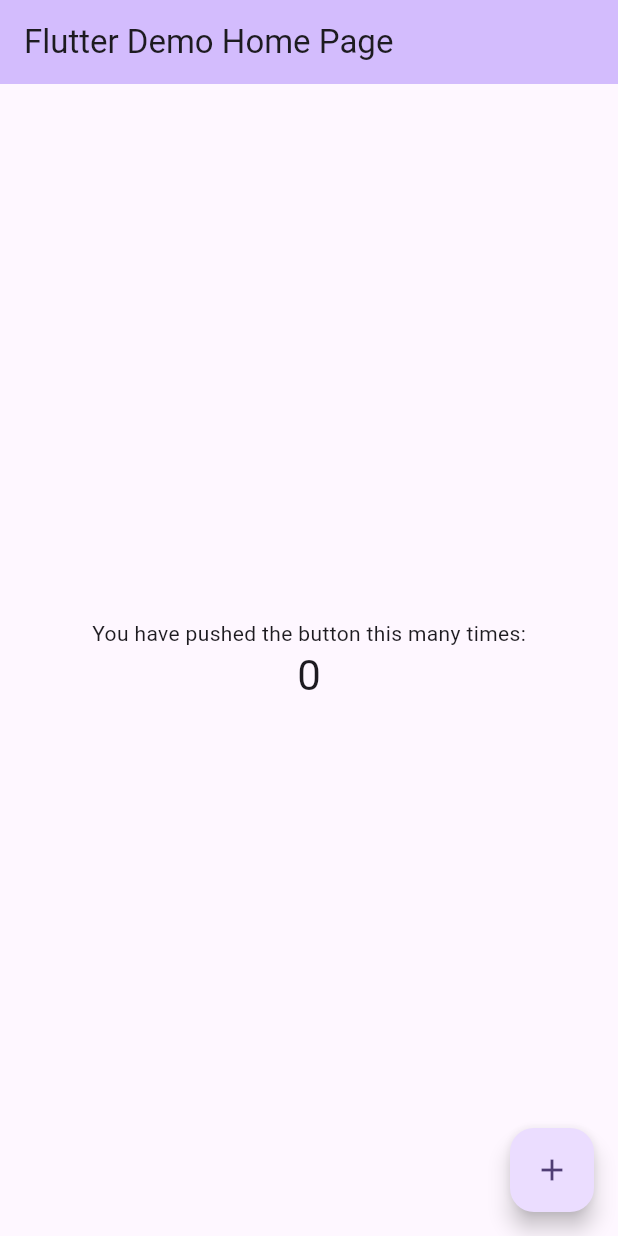
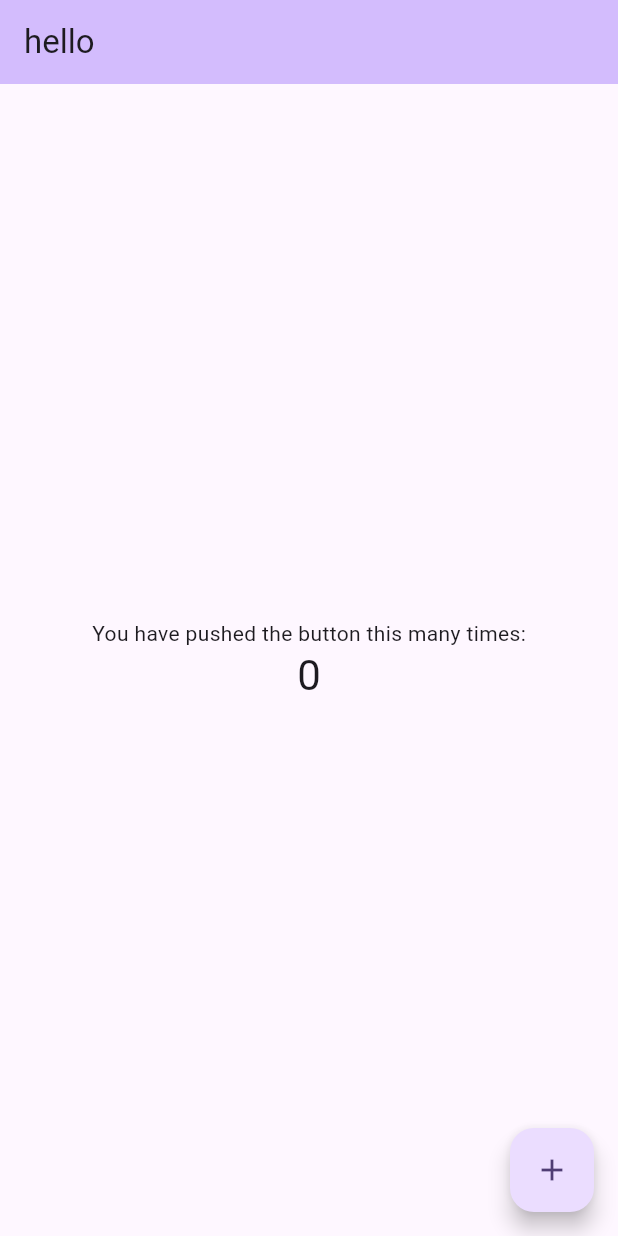
Before and after one commit to Anvita1401/demo, a Flutter app: the screen it shows after launch, on a phone screen of 412 x 824 dp. Run offline on Flutter 3.47's test engine with Material 3 defaults, Android fonts, the phone set to English and light mode, and no system bars.

Commit message:
title change

```diff
--- a/lib/main.dart
+++ b/lib/main.dart
@@ -31,7 +31,7 @@ class MyApp extends StatelessWidget {
         colorScheme: ColorScheme.fromSeed(seedColor: Colors.deepPurple),
         useMaterial3: true,
       ),
-      home: const MyHomePage(title: 'Flutter Demo Home Page'),
+      home: const MyHomePage(title: 'hello'),
     );
   }
 }
```
